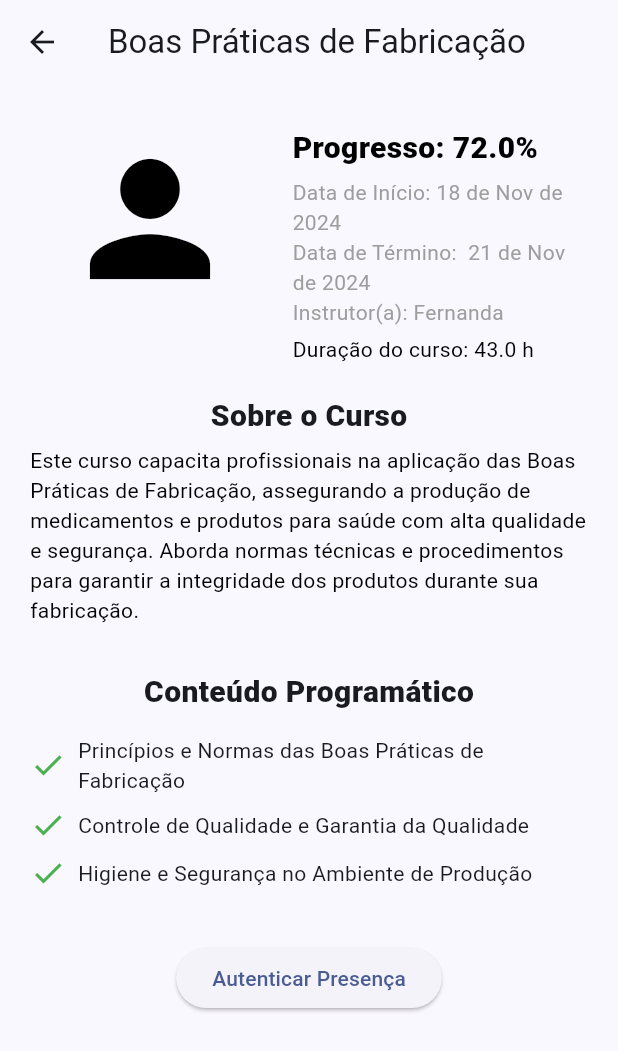
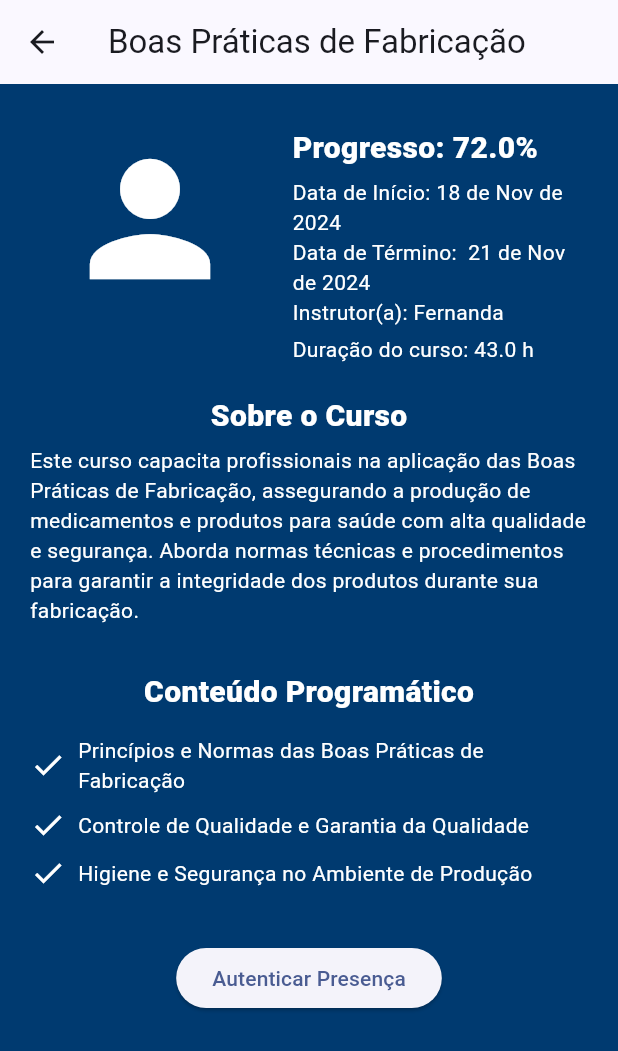
Before and after one commit to gustavomachado7/euroLearningApp, a Flutter app: the Homepage screen opened by its route, after a tap on "Boas Práticas de Fabricação", on a phone screen of 412 x 824 dp. Shown: the top 1051 px of the screen. Run offline on Flutter 3.47's test engine with Material 3 defaults, Android fonts, the phone set to English and light mode, and no system bars.

Commit message:
Atualização das cores de fundo e das fontes

```diff
--- a/lib/pages/detalhescursopage.dart
+++ b/lib/pages/detalhescursopage.dart
@@ -11,6 +11,7 @@ class DetalhesCursoPage extends StatelessWidget {
   @override
   Widget build(BuildContext context) {
     return Scaffold(
+      backgroundColor: const Color.fromRGBO(0, 58, 112, 1),
       appBar: AppBar(
         title: Text(curso.title),
       ),
@@ -36,7 +37,7 @@ class DetalhesCursoPage extends StatelessWidget {
                       Icon(
                         Icons.person,
                         size: 120,
-                        color: Colors.black,
+                        color: Colors.white,
                       ),
                     ],
                   ),
@@ -55,7 +56,7 @@ class DetalhesCursoPage extends StatelessWidget {
                           style: const TextStyle(
                             fontSize: 20,
                             fontWeight: FontWeight.w900,
-                            color: Colors.black,
+                            color: Colors.white,
                           ),
                         ),
                       ),
@@ -67,7 +68,7 @@ class DetalhesCursoPage extends StatelessWidget {
                             ? ''
                             : DateFormat("'Data de Início:' d 'de' MMM 'de' y")
                                 .format(curso.startDate!),
-                        style: const TextStyle(color: Colors.grey),
+                        style: const TextStyle(color: Colors.white),
                       ),
                       Text(
                         curso.endDate == null
@@ -75,12 +76,12 @@ class DetalhesCursoPage extends StatelessWidget {
                             : DateFormat(
                                     "'Data de Término: ' d 'de' MMM 'de' y")
                                 .format(curso.endDate!),
-                        style: const TextStyle(color: Colors.grey),
+                        style: const TextStyle(color: Colors.white),
                       ),
                       Text(
                         'Instrutor(a): ${curso.teacher}',
                         style: const TextStyle(
-                          color: Colors.grey,
+                          color: Colors.white,
                         ),
                       ),
                       const SizedBox(
@@ -89,7 +90,7 @@ class DetalhesCursoPage extends StatelessWidget {
                       Text(
                         'Duração do curso: ${curso.duration} h',
                         style: const TextStyle(
-                          color: Colors.black,
+                          color: Colors.white,
                         ),
                       ),
                     ],
@@ -106,6 +107,7 @@ class DetalhesCursoPage extends StatelessWidget {
               style: TextStyle(
                 fontSize: 20,
                 fontWeight: FontWeight.w900,
+                color: Colors.white
               ),
             )),
             const SizedBox(
@@ -113,7 +115,7 @@ class DetalhesCursoPage extends StatelessWidget {
             ),
             Text(
               curso.overview,
-              style: const TextStyle(fontSize: 14, color: Colors.black),
+              style: const TextStyle(fontSize: 14, color: Colors.white),
             ),
             const SizedBox(
               height: 30.0,
@@ -124,6 +126,7 @@ class DetalhesCursoPage extends StatelessWidget {
                 style: TextStyle(
                   fontSize: 20,
                   fontWeight: FontWeight.w900,
+                  color: Colors.white
                 ),
               ),
             ),
@@ -137,9 +140,11 @@ class DetalhesCursoPage extends StatelessWidget {
                   padding: const EdgeInsets.symmetric(vertical: 4.0),
                   child: Row(
                     children: [
-                      const Icon(Icons.check, color: Colors.green),
+                      const Icon(Icons.check, color: Colors.white),
                       const SizedBox(width: 8.0),
-                      Expanded(child: Text(topic)),
+                      Expanded(child: Text(topic,
+                      style: TextStyle( color: Colors.white),),
+                      ),
                     ],
                   ),
                 );
--- a/lib/pages/homepage.dart
+++ b/lib/pages/homepage.dart
@@ -23,7 +23,7 @@ class _Homepage extends State<Homepage> {
   @override
   Widget build(BuildContext context) {
     return Scaffold(
-      backgroundColor: const Color.fromRGBO(0, 53, 142, 1),
+      backgroundColor: const Color.fromRGBO(0, 58, 112, 1),
       appBar: PreferredSize(
         preferredSize: const Size.fromHeight(55.0),
         child: Container(
--- a/lib/pages/login.dart
+++ b/lib/pages/login.dart
@@ -10,7 +10,7 @@ class Login extends StatelessWidget {
   @override
   Widget build(BuildContext context) {
     return Scaffold(
-      backgroundColor: const Color.fromRGBO(0, 53, 142, 1),
+      backgroundColor: const Color.fromRGBO(0, 58, 112, 1),
       body: Padding(
         padding: const EdgeInsets.all(8.0),
         child: Column(
```
